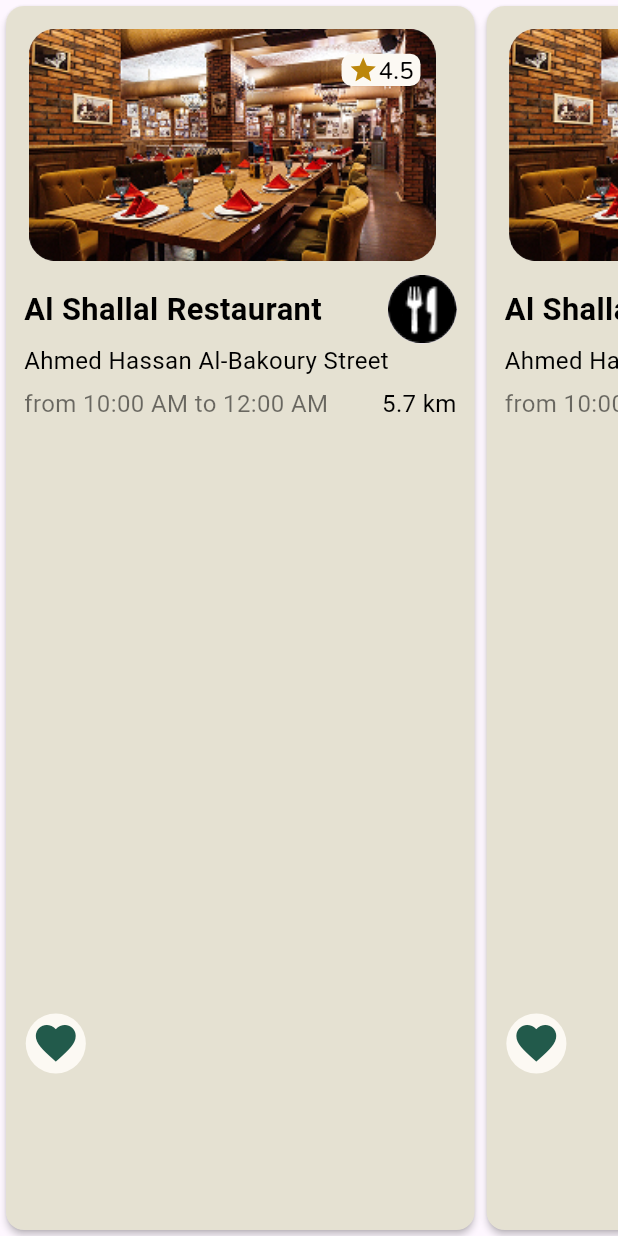
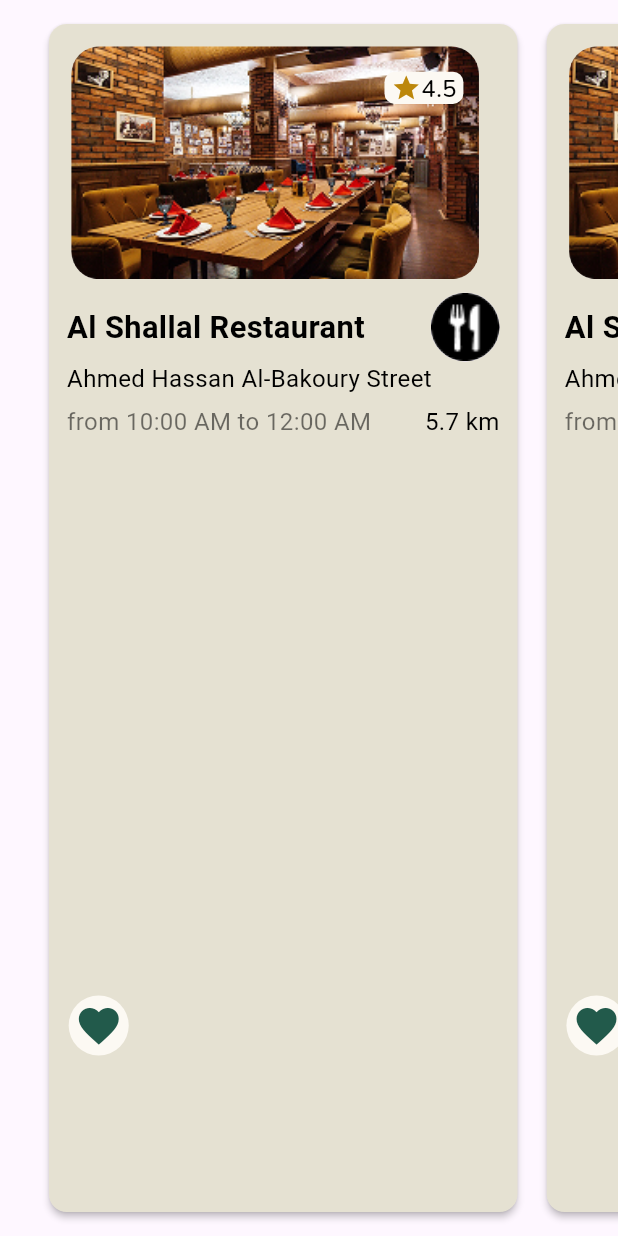
Before and after one commit to Mariamibrahim88/GraceCycle, a Flutter app: the CustomListOfVendorHor widget shown alone on an empty page, opened directly, on a phone screen of 412 x 824 dp. Run offline on Flutter 3.47's test engine with Material 3 defaults, Android fonts, the phone set to English and light mode, and no system bars; our stand-ins replace dartz, dio, dotted_line, firebase_auth, firebase_core, flutter_bloc and 11 more; accounts and stored records are empty.

Commit message:
fix spacing

```diff
--- a/lib/features/home/presentation/views/widgets/custom_list_of_vendor_hor.dart
+++ b/lib/features/home/presentation/views/widgets/custom_list_of_vendor_hor.dart
@@ -1,4 +1,5 @@
 import 'package:flutter/material.dart';
+import 'package:flutter_screenutil/flutter_screenutil.dart';
 import 'package:grace_cycle/features/home/presentation/views/widgets/vendor_card.dart';
 
 class CustomListOfVendorHor extends StatelessWidget {
@@ -22,10 +23,14 @@ class CustomListOfVendorHor extends StatelessWidget {
   Widget build(BuildContext context) {
     return SingleChildScrollView(
       scrollDirection: Axis.horizontal,
+      child: Padding(
+        padding: EdgeInsets.symmetric(horizontal: 20.w, vertical: 10.h),
         child: Row(
           children: List.generate(
             5,
-          (index) => VendorCard(
+            (index) => Padding(
+              padding: EdgeInsets.symmetric(horizontal: 5.w),
+              child: VendorCard(
                 vendorName: vendorName,
                 vendorAddress: vendorAddress,
                 vendorTime: vendorTime,
@@ -35,6 +40,8 @@ class CustomListOfVendorHor extends StatelessWidget {
               ),
             ),
           ),
+        ),
+      ),
     );
   }
 }
--- a/lib/features/home/presentation/views/widgets/header_of_vendor_name.dart
+++ b/lib/features/home/presentation/views/widgets/header_of_vendor_name.dart
@@ -10,7 +10,9 @@ class HeaderOfVendorName extends StatelessWidget {
 
   @override
   Widget build(BuildContext context) {
-    return Row(
+    return Padding(
+      padding: EdgeInsets.symmetric(horizontal: 20.w, vertical: 5.h),
+      child: Row(
         mainAxisAlignment: MainAxisAlignment.spaceBetween,
         children: [
           Text(
@@ -27,6 +29,7 @@ class HeaderOfVendorName extends StatelessWidget {
             fontWeight: FontWeight.w700,
           )
         ],
+      ),
     );
   }
 }
```
Lines whose indentation alone changed are shown as unchanged.
